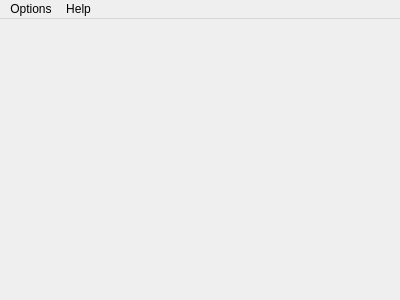
The window that src/mainwindow.ui (nashiradeer/brasil-cov) describes before a commit, drawn with Qt 5.
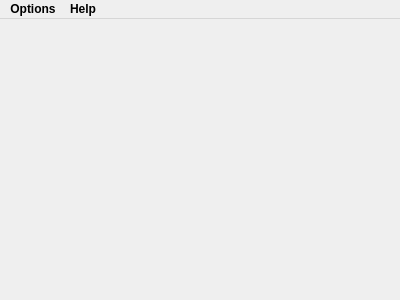
The same window after the commit. Icons and pictures are not drawn.

Patch:
```diff
--- a/src/mainwindow.ui
+++ b/src/mainwindow.ui
@@ -47,9 +47,17 @@
      <x>0</x>
      <y>0</y>
      <width>400</width>
-     <height>26</height>
+     <height>21</height>
     </rect>
    </property>
+   <property name="font">
+    <font>
+     <bold>true</bold>
+    </font>
+   </property>
+   <property name="nativeMenuBar">
+    <bool>false</bool>
+   </property>
    <widget class="QMenu" name="menuGeneral">
     <property name="title">
      <string>Options</string>
```
